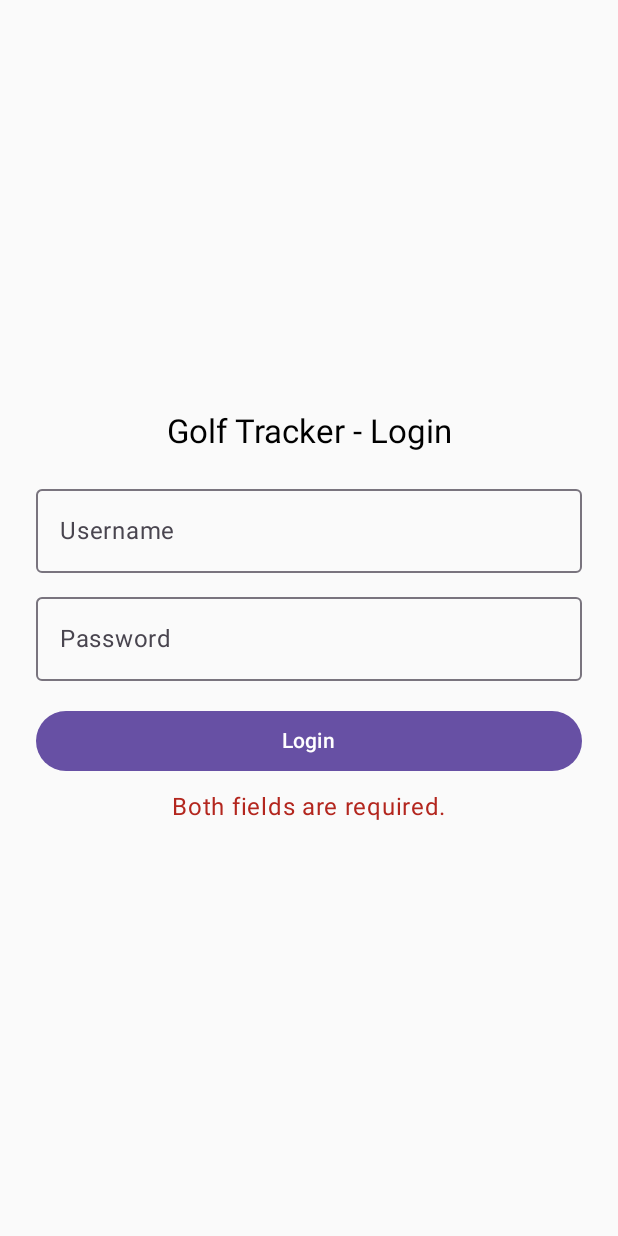
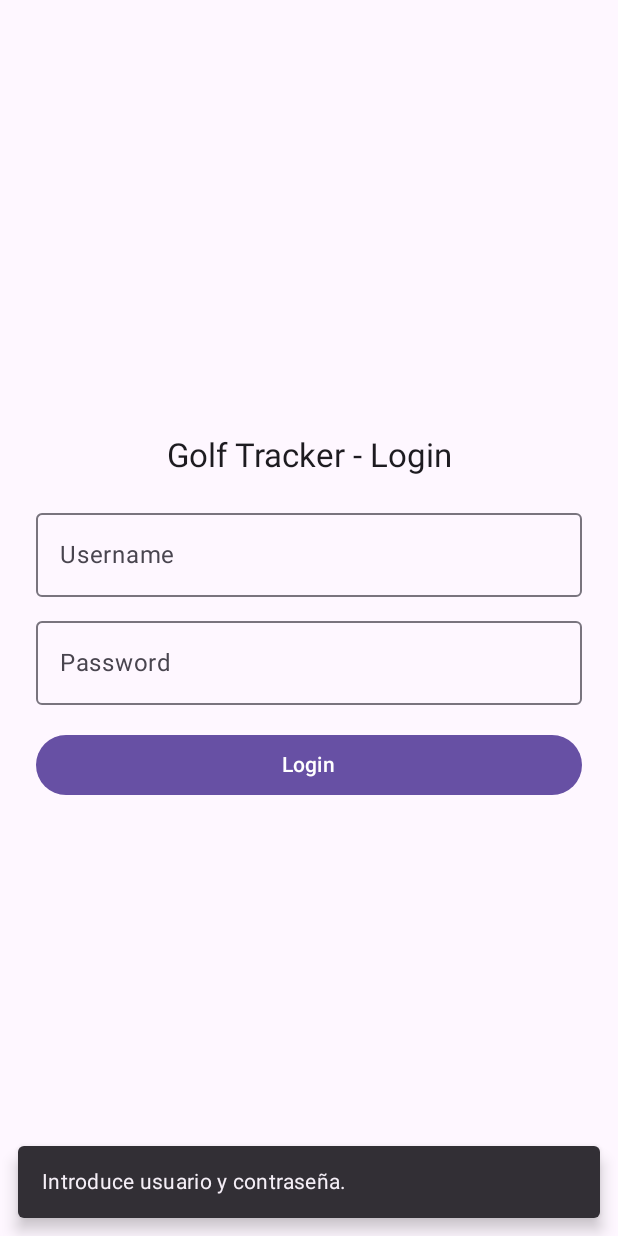
Before and after one commit to SergioCarboFerreiro/GolFinger, an Android app built with Jetpack Compose: the screen it shows after launch (MainActivity), after a tap on "Login", on a phone screen of 412 x 824 dp. Run offline under Robolectric (Android 15) with nearby library versions, the phone set to English and light mode, and no system bars; libraries missing offline, so code that uses them is left out: dev.gitlive.firebase; 1 statement that could not run was skipped.

Commit message:
[004] Implemented login in both platforms with email password from Firebase.

```diff
--- a/build.gradle.kts
+++ b/build.gradle.kts
@@ -6,4 +6,5 @@ plugins {
     alias(libs.plugins.jetbrainsCompose) apply false
     alias(libs.plugins.compose.compiler) apply false
     alias(libs.plugins.kotlinMultiplatform) apply false
+    id("com.google.gms.google-services") version "4.3.15" apply false
 }
--- a/composeApp/build.gradle.kts
+++ b/composeApp/build.gradle.kts
@@ -1,4 +1,3 @@
-import org.jetbrains.compose.desktop.application.dsl.TargetFormat
 import org.jetbrains.kotlin.gradle.ExperimentalKotlinGradlePluginApi
 import org.jetbrains.kotlin.gradle.dsl.JvmTarget
 
@@ -9,6 +8,7 @@ plugins {
     alias(libs.plugins.compose.compiler)
     alias(libs.plugins.kotlinxSerialization)
     alias(libs.plugins.kspCompose)
+    id("com.google.gms.google-services")
 }
 
 kotlin {
--- a/composeApp/src/androidMain/kotlin/com/gousto/kmm/GolfFingerApp.kt
+++ b/composeApp/src/androidMain/kotlin/com/gousto/kmm/GolfFingerApp.kt
@@ -8,6 +8,7 @@ import org.koin.android.ext.koin.androidLogger
 class GolfFingerApp : Application() {
     override fun onCreate() {
         super.onCreate()
+        instance = this
         initKoin {
             androidLogger()
             androidContext(this@GolfFingerApp)
--- a/composeApp/src/commonMain/kotlin/com/gousto/kmm/di/DiConfigurator.kt
+++ b/composeApp/src/commonMain/kotlin/com/gousto/kmm/di/DiConfigurator.kt
@@ -10,6 +10,7 @@ fun initKoin(config: KoinAppDeclaration? = null) {
     startKoin {
         config?.invoke(this)
         modules(
+            uiModule,
             platformModule()
         )
     }
--- a/composeApp/src/commonMain/kotlin/com/gousto/kmm/di/UiModule.kt
+++ b/composeApp/src/commonMain/kotlin/com/gousto/kmm/di/UiModule.kt
@@ -1,9 +1,13 @@
 package com.gousto.kmm.di
 
+import com.gousto.kmm.presentation.screen.login.LoginScreenDecorator
 import com.gousto.kmm.presentation.screen.login.LoginScreenViewModel
 import org.koin.compose.viewmodel.dsl.viewModelOf
+import org.koin.core.module.dsl.factoryOf
 import org.koin.dsl.module
 
 val uiModule = module {
     viewModelOf(::LoginScreenViewModel)
+
+    factoryOf(::LoginScreenDecorator)
 }
--- a/composeApp/src/commonMain/kotlin/com/gousto/kmm/navigation/AppRoot.kt
+++ b/composeApp/src/commonMain/kotlin/com/gousto/kmm/navigation/AppRoot.kt
@@ -1,22 +1,51 @@
 package com.gousto.kmm.navigation
 
+import androidx.compose.foundation.layout.padding
+import androidx.compose.material3.Scaffold
 import androidx.compose.runtime.Composable
+import androidx.compose.ui.Modifier
 import androidx.navigation.compose.NavHost
 import androidx.navigation.compose.composable
+import androidx.navigation.compose.currentBackStackEntryAsState
 import androidx.navigation.compose.rememberNavController
+import com.gousto.kmm.presentation.screen.dashboard.DashboardScreenComposable
 import com.gousto.kmm.presentation.screen.login.LoginScreenComposable
+import com.gousto.kmm.presentation.screen.login.LoginScreenViewModel
 
 @Composable
 fun AppRoot() {
     val navController = rememberNavController()
-    NavHost(navController, startDestination = Routes.LoginScreen.route) {
-        composable(Routes.LoginScreen.route) {
-            LoginScreenComposable(
-                onLoginSuccess = {}
-            )
+    val currentRoute = navController.currentBackStackEntryAsState().value?.destination?.route
+
+    Scaffold(
+        bottomBar = {
+            if (shouldShowBottomBar(currentRoute)) {
+                BottomNavigationBar(navController)
+            }
         }
-//        composable(Screen.Dashboard.route) {
-//            DashboardScreen()
-//        }
+    ) { padding ->
+        NavHost(
+            navController = navController,
+            startDestination = Routes.LoginScreen.route,
+            modifier = Modifier.padding(padding)
+        ) {
+            composable(Routes.LoginScreen.route) {
+                LoginScreenComposable(
+                    onLoginSuccess = {
+                        navController.navigate(Routes.DashboardScreen.route) {
+                            popUpTo(Routes.LoginScreen.route) { inclusive = true }
+                        }
+                    }
+                )
+            }
+
+            composable(Routes.DashboardScreen.route) {
+                DashboardScreenComposable()
+            }
+
+            // Puedes descomentar estas cuando estén listas
+//            composable(Routes.StatsScreen.route) { StatsScreenComposable() }
+//            composable(Routes.ProfileScreen.route) { ProfileScreenComposable() }
+        }
     }
 }
--- /dev/null
+++ b/composeApp/src/commonMain/kotlin/com/gousto/kmm/navigation/NavigationHelper.kt
@@ -0,0 +1,7 @@
+package com.gousto.kmm.navigation
+
+fun shouldShowBottomBar(route: String?): Boolean {
+    return route in listOf(
+        Routes.DashboardScreen.route,
+    )
+}
--- a/composeApp/src/commonMain/kotlin/com/gousto/kmm/navigation/Routes.kt
+++ b/composeApp/src/commonMain/kotlin/com/gousto/kmm/navigation/Routes.kt
@@ -1,6 +1,6 @@
 package com.gousto.kmm.navigation
 
 sealed class Routes(val route: String) {
-    data object Dashboard : Routes("dashboard")
+    data object DashboardScreen : Routes("dashboard")
     data object LoginScreen : Routes("login")
 }
--- a/composeApp/src/commonMain/kotlin/com/gousto/kmm/presentation/screen/login/LoginScreenComposable.kt
+++ b/composeApp/src/commonMain/kotlin/com/gousto/kmm/presentation/screen/login/LoginScreenComposable.kt
@@ -10,8 +10,13 @@ import androidx.compose.foundation.layout.padding
 import androidx.compose.material3.Button
 import androidx.compose.material3.MaterialTheme
 import androidx.compose.material3.OutlinedTextField
+import androidx.compose.material3.Scaffold
+import androidx.compose.material3.SnackbarHost
+import androidx.compose.material3.SnackbarHostState
 import androidx.compose.material3.Text
 import androidx.compose.runtime.Composable
+import androidx.compose.runtime.LaunchedEffect
+import androidx.compose.runtime.collectAsState
 import androidx.compose.runtime.getValue
 import androidx.compose.runtime.mutableStateOf
 import androidx.compose.runtime.remember
@@ -20,16 +25,38 @@ import androidx.compose.ui.Alignment
 import androidx.compose.ui.Modifier
 import androidx.compose.ui.text.input.PasswordVisualTransformation
 import androidx.compose.ui.unit.dp
+import com.gousto.kmm.presentation.screen.login.events.UiEvent
+import org.koin.compose.viewmodel.koinViewModel
+import org.koin.core.annotation.KoinExperimentalAPI
 
+@OptIn(KoinExperimentalAPI::class)
 @Composable
-fun LoginScreenComposable(onLoginSuccess: () -> Unit) {
-    var username by remember { mutableStateOf("") }
-    var password by remember { mutableStateOf("") }
-    var errorMessage by remember { mutableStateOf<String?>(null) }
+fun LoginScreenComposable(
+    onLoginSuccess: () -> Unit,
+) {
+    val viewModel: LoginScreenViewModel = koinViewModel()
+    val uiState by viewModel.uiState.collectAsState()
 
+    val snackbarHostState = remember { SnackbarHostState() }
+
+    LaunchedEffect(Unit) {
+        viewModel.event.collect { event ->
+            when (event) {
+                is UiEvent.LoginSuccess -> onLoginSuccess()
+                is UiEvent.ShowError -> {
+                    snackbarHostState.showSnackbar(event.message)
+                }
+            }
+        }
+    }
+
+    Scaffold(
+        snackbarHost = { SnackbarHost(snackbarHostState) }
+    ) { padding ->
         Column(
             modifier = Modifier
                 .fillMaxSize()
+                .padding(padding)
                 .padding(24.dp),
             verticalArrangement = Arrangement.Center,
             horizontalAlignment = Alignment.CenterHorizontally
@@ -39,8 +66,8 @@ fun LoginScreenComposable(onLoginSuccess: () -> Unit) {
             Spacer(modifier = Modifier.height(16.dp))
 
             OutlinedTextField(
-            value = username,
-            onValueChange = { username = it },
+                value = uiState.username,
+                onValueChange = { viewModel.onUsernameChanged(it) },
                 label = { Text("Username") },
                 singleLine = true,
                 modifier = Modifier.fillMaxWidth()
@@ -49,8 +76,8 @@ fun LoginScreenComposable(onLoginSuccess: () -> Unit) {
             Spacer(modifier = Modifier.height(8.dp))
 
             OutlinedTextField(
-            value = password,
-            onValueChange = { password = it },
+                value = uiState.password,
+                onValueChange = { viewModel.onPasswordChanged(it) },
                 label = { Text("Password") },
                 singleLine = true,
                 visualTransformation = PasswordVisualTransformation(),
@@ -60,21 +87,11 @@ fun LoginScreenComposable(onLoginSuccess: () -> Unit) {
             Spacer(modifier = Modifier.height(16.dp))
 
             Button(
-            onClick = {
-                if (username.isNotBlank() && password.isNotBlank()) {
-                    onLoginSuccess()
-                } else {
-                    errorMessage = "Both fields are required."
-                }
-            },
+                onClick = { viewModel.onLoginClicked() },
                 modifier = Modifier.fillMaxWidth()
             ) {
                 Text("Login")
             }
-
-        errorMessage?.let {
-            Spacer(modifier = Modifier.height(8.dp))
-            Text(it, color = MaterialTheme.colorScheme.error)
         }
     }
 }
```
Also changed, not shown: composeApp/src/commonMain/kotlin/com/gousto/kmm/navigation/BottomNavigationBar.kt (added, +63 -0 lines), composeApp/src/commonMain/kotlin/com/gousto/kmm/presentation/screen/dashboard/DashboardScreenComposable.kt (added, +39 -0 lines), composeApp/src/commonMain/kotlin/com/gousto/kmm/presentation/screen/login/LoginScreenViewModel.kt (+25 -6 lines), gradle/libs.versions.toml (line endings or trailing spaces), 2 other files. Lines whose indentation alone changed are shown as unchanged.
